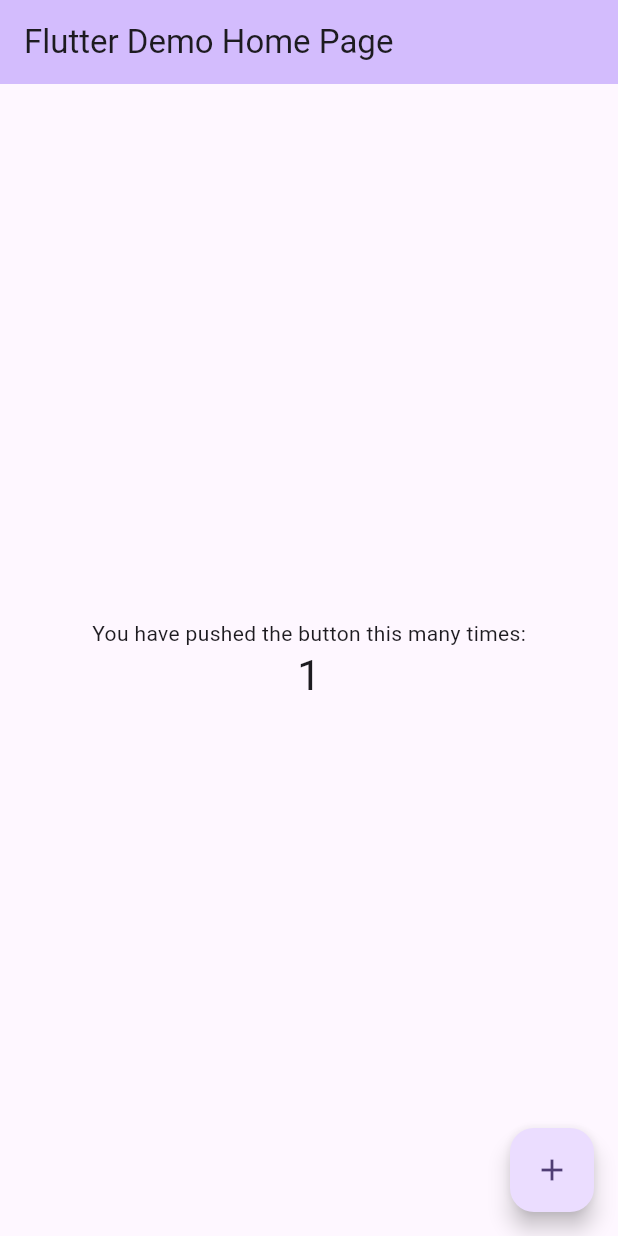
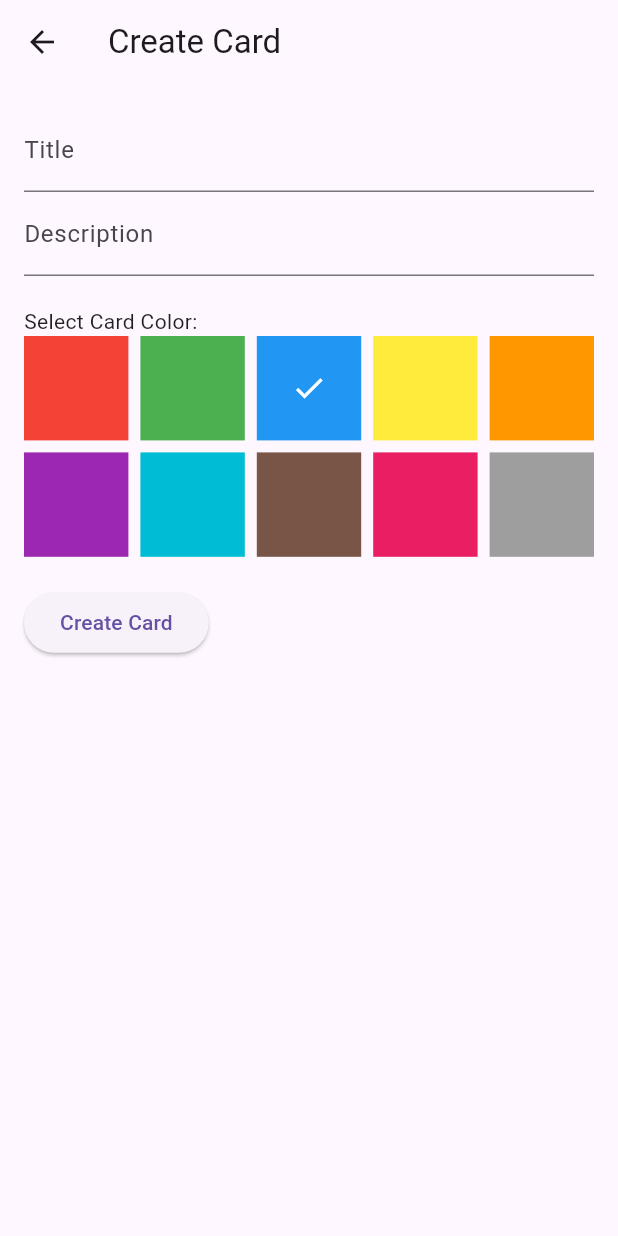
Before and after one commit to humbertowanderley/teste-tecnico-minitok, a Flutter app: the screen it shows after launch, after a tap on the "add" icon, on a phone screen of 412 x 824 dp. Run offline on Flutter 3.47's test engine with Material 3 defaults, Android fonts, the phone set to English and light mode, and no system bars; our stand-ins replace flutter_dotenv, parse_server_sdk_flutter; network calls fail.

Commit message:
App: Configure Flutter app for backend communication and database integration

```diff
--- /dev/null
+++ b/app/lib/app.dart
@@ -0,0 +1,22 @@
+import 'package:app/screens/home_screen.dart';
+import 'package:flutter/material.dart';
+
+class MyApp extends StatelessWidget {
+  @override
+  Widget build(BuildContext context) {
+    return MaterialApp(
+      title: 'Card Manager',
+      theme: ThemeData(
+        primarySwatch: Colors.blue,
+        visualDensity: VisualDensity.adaptivePlatformDensity,
+        textTheme: const TextTheme(
+          // Defines consistent text styling for body and title
+          bodyLarge: TextStyle(color: Colors.black87),
+          bodyMedium: TextStyle(color: Colors.black87),
+          titleLarge: TextStyle(color: Colors.black87),
+        ),
+      ),
+      home: HomeScreen(), // Main screen with card list
+    );
+  }
+}
--- /dev/null
+++ b/app/lib/configs/config.dart
@@ -0,0 +1,13 @@
+import 'package:flutter_dotenv/flutter_dotenv.dart';
+
+class EnvConfig {
+  // Carrega as variáveis de ambiente do arquivo .env
+  static Future<void> load() async {
+    await dotenv.load();  // Especifica o caminho para o arquivo .env na pasta env
+  }
+
+  // Acesso às variáveis de ambiente carregadas
+  static String? get parseAppId => dotenv.env['PARSE_APP_ID'];
+  static String? get parseServerUrl => dotenv.env['PARSE_SERVER_URL'];
+  static String? get parseClientKey => dotenv.env['PARSE_CLIENT_KEY'];
+}
--- a/app/lib/main.dart
+++ b/app/lib/main.dart
@@ -1,66 +1,23 @@
+import 'package:app/configs/config.dart';
 import 'package:flutter/material.dart';
+import 'package:flutter_dotenv/flutter_dotenv.dart';
+import 'package:parse_server_sdk_flutter/parse_server_sdk_flutter.dart';
+import 'app.dart';
 
-void main() {
-  runApp(const MyApp());
+void main() async {
+  WidgetsFlutterBinding.ensureInitialized();
+
+  // Load environment variables from .env file
+  await EnvConfig.load();
+
+  // Initialize Parse SDK with environment configuration
+  await Parse().initialize(
+    dotenv.env['PARSE_APP_ID'] ?? '',
+    dotenv.env['PARSE_SERVER_URL'] ?? '',
+    clientKey: dotenv.env['PARSE_CLIENT_KEY'],
+    debug: true,
+  );
+
+  // Start the application
+  runApp(MyApp());
 }
-
-class MyApp extends StatelessWidget {
-  const MyApp({super.key});
-
-  // This widget is the root of your application.
-  @override
-  Widget build(BuildContext context) {
-    return MaterialApp(
-      title: 'Flutter Demo',
-      theme: ThemeData(
-        colorScheme: ColorScheme.fromSeed(seedColor: Colors.deepPurple),
-      ),
-      home: const MyHomePage(title: 'Flutter Demo Home Page'),
-    );
-  }
-}
-
-class MyHomePage extends StatefulWidget {
-  const MyHomePage({super.key, required this.title});
-  final String title;
-
-  @override
-  State<MyHomePage> createState() => _MyHomePageState();
-}
-
-class _MyHomePageState extends State<MyHomePage> {
-  int _counter = 0;
-
-  void _incrementCounter() {
-    setState(() {
-      _counter++;
-    });
-  }
-
-  @override
-  Widget build(BuildContext context) {
-    return Scaffold(
-      appBar: AppBar(
-        backgroundColor: Theme.of(context).colorScheme.inversePrimary,
-        title: Text(widget.title),
-      ),
-      body: Center(
-        child: Column(
-          mainAxisAlignment: MainAxisAlignment.center,
-          children: <Widget>[
-            const Text('You have pushed the button this many times:'),
-            Text(
-              '$_counter',
-              style: Theme.of(context).textTheme.headlineMedium,
-            ),
-          ],
-        ),
-      ),
-      floatingActionButton: FloatingActionButton(
-        onPressed: _incrementCounter,
-        tooltip: 'Increment',
-        child: const Icon(Icons.add),
-      ),
-    );
-  }
-}
--- /dev/null
+++ b/app/lib/models/card_model.dart
@@ -0,0 +1,17 @@
+class CardModel {
+  final String id;
+  final String title;
+  final String description;
+  final int color;
+  final DateTime createdAt;
+  final DateTime updatedAt;
+
+  CardModel({
+    required this.id,
+    required this.title,
+    required this.description,
+    required this.color,
+    required this.createdAt,
+    required this.updatedAt,
+  });
+}
--- /dev/null
+++ b/app/lib/screens/form_screen.dart
@@ -0,0 +1,170 @@
+import 'package:flutter/material.dart';
+import '../models/card_model.dart';
+import '../services/card_service.dart';
+
+class FormScreen extends StatefulWidget {
+  final CardModel? existingCard;
+
+  const FormScreen({Key? key, this.existingCard}) : super(key: key);
+
+  @override
+  _FormScreenState createState() => _FormScreenState();
+}
+
+class _FormScreenState extends State<FormScreen> {
+  final _formKey = GlobalKey<FormState>();
+  late TextEditingController _titleController;
+  late TextEditingController _descriptionController;
+  late Color _selectedColor;
+  late DateTime _createdAt;
+  late DateTime _updatedAt;
+
+  @override
+  void initState() {
+    super.initState();
+    // Initialize values for an existing card if provided
+    if (widget.existingCard != null) {
+      _titleController = TextEditingController(text: widget.existingCard!.title);
+      _descriptionController = TextEditingController(text: widget.existingCard!.description);
+      _selectedColor = Color(widget.existingCard!.color);
+      _createdAt = widget.existingCard!.createdAt;
+      _updatedAt = widget.existingCard!.updatedAt;
+    } else {
+      _titleController = TextEditingController();
+      _descriptionController = TextEditingController();
+      _selectedColor = Colors.blue;
+      _createdAt = DateTime.now();
+      _updatedAt = DateTime.now();
+    }
+  }
+
+  @override
+  void dispose() {
+    _titleController.dispose();
+    _descriptionController.dispose();
+    super.dispose();
+  }
+
+  // Function to save the card, either creating a new one or updating an existing one
+  void _saveCard() async {
+    if (_formKey.currentState!.validate()) {
+      CardModel newCard = CardModel(
+        id: widget.existingCard?.id ?? '',
+        title: _titleController.text,
+        description: _descriptionController.text,
+        color: _selectedColor.value,
+        createdAt: _createdAt,
+        updatedAt: _updatedAt,
+      );
+
+      if (widget.existingCard == null) {
+        newCard = await CardService.createCard(newCard); // Create new card
+      } else {
+        await CardService.updateCard(newCard); // Update existing card
+      }
+
+      Navigator.pop(context, newCard); // Return saved card
+    }
+  }
+
+  @override
+  Widget build(BuildContext context) {
+    return Scaffold(
+      appBar: AppBar(
+        title: Text(widget.existingCard == null ? 'Create Card' : 'Edit Card'),
+      ),
+      body: Padding(
+        padding: const EdgeInsets.all(16.0),
+        child: Form(
+          key: _formKey,
+          child: Column(
+            crossAxisAlignment: CrossAxisAlignment.start,
+            children: <Widget>[
+              // Text field for the title
+              TextFormField(
+                controller: _titleController,
+                decoration: const InputDecoration(labelText: 'Title'),
+                validator: (value) => value == null || value.isEmpty ? 'Please enter a title' : null,
+              ),
+              // Text field for the description
+              TextFormField(
+                controller: _descriptionController,
+                decoration: const InputDecoration(labelText: 'Description'),
+                validator: (value) => value == null || value.isEmpty ? 'Please enter a description' : null,
+              ),
+              const SizedBox(height: 20),
+              const Text('Select Card Color:'),
+              // Color picker
+              ColorPicker(
+                selectedColor: _selectedColor,
+                onColorSelected: (color) => setState(() {
+                  _selectedColor = color;
+                }),
+              ),
+              const SizedBox(height: 20),
+              // Button to save or create the card
+              ElevatedButton(
+                onPressed: _saveCard,
+                child: Text(widget.existingCard == null ? 'Create Card' : 'Save Changes'),
+              ),
+            ],
+          ),
+        ),
+      ),
+    );
+  }
+}
+
+// Widget for color selection
+class ColorPicker extends StatelessWidget {
+  final Color selectedColor;
+  final Function(Color) onColorSelected;
+
+  const ColorPicker({
+    Key? key,
+    required this.selectedColor,
+    required this.onColorSelected,
+  }) : super(key: key);
+
+  @override
+  Widget build(BuildContext context) {
+    return GridView.builder(
+      shrinkWrap: true,
+      gridDelegate: const SliverGridDelegateWithFixedCrossAxisCount(
+        crossAxisCount: 5,
+        crossAxisSpacing: 8,
+        mainAxisSpacing: 8,
+      ),
+      itemCount: 10,
+      itemBuilder: (context, index) {
+        final color = _getColorByIndex(index);
+        return GestureDetector(
+          onTap: () => onColorSelected(color),
+          child: Container(
+            color: color,
+            child: selectedColor.value == color.value
+                ? const Icon(Icons.check, color: Colors.white) // Mark selected color
+                : null,
+          ),
+        );
+      },
+    );
+  }
+
+  // Return a color based on the index
+  Color _getColorByIndex(int index) {
+    switch (index) {
+      case 0: return Colors.red;
+      case 1: return Colors.green;
+      case 2: return Colors.blue;
+      case 3: return Colors.yellow;
+      case 4: return Colors.orange;
+      case 5: return Colors.purple;
+      case 6: return Colors.cyan;
+      case 7: return Colors.brown;
+      case 8: return Colors.pink;
+      case 9: return Colors.grey;
+      default: return Colors.white;
+    }
+  }
+}
--- /dev/null
+++ b/app/lib/screens/home_screen.dart
@@ -0,0 +1,177 @@
+import 'package:flutter/material.dart';
+import 'package:intl/intl.dart';
+import '../models/card_model.dart';
+import '../services/card_service.dart';
+import 'form_screen.dart';
+
+class HomeScreen extends StatefulWidget {
+  @override
+  _HomeScreenState createState() => _HomeScreenState();
+}
+
+class _HomeScreenState extends State<HomeScreen> {
+  final List<CardModel> _cards = [];
+
+  @override
+  void initState() {
+    super.initState();
+    _loadCards(); // Load cards from backend on widget initialization
+  }
+
+  // Fetch cards from the backend and update local list
+  Future<void> _loadCards() async {
+    final cards = await CardService.getCards();
+    setState(() {
+      _cards.clear();
+      _cards.addAll(cards);
+    });
+  }
+
+  // Delete a card both from backend and local list
+  Future<void> _deleteCard(CardModel card) async {
+    final success = await CardService.deleteCard(card.id);
+    if (success) {
+      setState(() {
+        _cards.remove(card);
+      });
+      ScaffoldMessenger.of(context).showSnackBar(
+        const SnackBar(content: Text('Card deleted successfully')),
+      );
+    } else {
+      ScaffoldMessenger.of(context).showSnackBar(
+        const SnackBar(content: Text('Failed to delete card')),
+      );
+    }
+  }
+
+  @override
+  Widget build(BuildContext context) {
+    return Scaffold(
+      backgroundColor: Colors.black, // App background color
+      appBar: AppBar(
+        title: const Text(
+          'Cards',
+          style: TextStyle(color: Colors.white), // Title color for dark background
+        ),
+        backgroundColor: Colors.black,
+        iconTheme: const IconThemeData(color: Colors.white),
+        actions: [
+          IconButton(
+            icon: const Icon(Icons.refresh),
+            onPressed: _loadCards, // Manual refresh button
+            tooltip: 'Refresh',
+          ),
+        ],
+      ),
+      body: RefreshIndicator(
+        onRefresh: _loadCards, // Pull-to-refresh functionality
+        child: ListView.builder(
+          itemCount: _cards.length,
+          itemBuilder: (context, index) {
+            final card = _cards[index];
+            final createdAtFormatted =
+                DateFormat('dd/MM/yyyy • HH:mm').format(card.createdAt);
+            final updatedAtFormatted =
+                DateFormat('dd/MM/yyyy • HH:mm').format(card.updatedAt);
+
+            return Card(
+              margin: const EdgeInsets.all(8),
+              color: Color(card.color), // Card background color from model
+              child: Padding(
+                padding: const EdgeInsets.symmetric(horizontal: 16, vertical: 12),
+                child: Column(
+                  crossAxisAlignment: CrossAxisAlignment.start,
+                  children: [
+                    ListTile(
+                      contentPadding: EdgeInsets.zero,
+                      title: Text(
+                        card.title,
+                        style: const TextStyle(
+                          fontWeight: FontWeight.bold,
+                          color: Colors.black, // Text color for contrast
+                        ),
+                      ),
+                      subtitle: Text(
+                        card.description,
+                        style: const TextStyle(color: Colors.black87),
+                      ),
+                      trailing: Row(
+                        mainAxisSize: MainAxisSize.min,
+                        children: [
+                          // Edit button
+                          IconButton(
+                            icon: const Icon(Icons.edit, color: Colors.black87),
+                            onPressed: () async {
+                              final updatedCard = await Navigator.push(
+                                context,
+                                MaterialPageRoute(
+                                  builder: (_) => FormScreen(existingCard: card),
+                                ),
+                              );
+                              if (updatedCard != null) {
+                                setState(() {
+                                  _cards[index] = updatedCard;
+                                });
+                              }
+                            },
+                          ),
+                          // Delete button
+                          IconButton(
+                            icon: const Icon(Icons.delete_rounded, color: Colors.black87),
+                            onPressed: () => _deleteCard(card),
+                            iconSize: 28,
+                            padding: const EdgeInsets.all(6),
+                            constraints: const BoxConstraints(),
+                            tooltip: 'Delete card',
+                          ),
+                        ],
+                      ),
+                    ),
+                    const SizedBox(height: 8),
+                    // Metadata: creation and update timestamps
+                    Row(
+                      mainAxisAlignment: MainAxisAlignment.spaceBetween,
+                      children: [
+                        Text(
+                          'Created: $createdAtFormatted',
+                          style: const TextStyle(
+                            fontSize: 12,
+                            color: Colors.black54,
+                          ),
+                        ),
+                        Text(
+                          'Updated: $updatedAtFormatted',
+                          style: const TextStyle(
+                            fontSize: 12,
+                            color: Colors.black54,
+                          ),
+                        ),
+                      ],
+                    ),
+                  ],
+                ),
+              ),
+            );
+          },
+        ),
+      ),
+      floatingActionButton: FloatingActionButton(
+        onPressed: () async {
+          final newCard = await Navigator.push(
+            context,
+            MaterialPageRoute(builder: (_) => const FormScreen()),
+          );
+          if (newCard != null) {
+            setState(() {
+              _cards.add(newCard); // Add new card to list on return
+            });
+          }
+        },
+        child: const Icon(Icons.add),
+        backgroundColor: Colors.blueAccent,
+        elevation: 5.0,
+        tooltip: 'Add card',
+      ),
+    );
+  }
+}
--- /dev/null
+++ b/app/lib/services/card_service.dart
@@ -0,0 +1,86 @@
+import 'package:parse_server_sdk_flutter/parse_server_sdk_flutter.dart';
+import '../models/card_model.dart';
+
+class CardService {
+  // Fetch all cards, ordered by creation date (most recent first)
+  static Future<List<CardModel>> getCards() async {
+    final query = QueryBuilder(ParseObject('Card'))..orderByDescending('createdAt');
+    final response = await query.query();
+
+    if (response.success && response.results != null) {
+      return response.results!.map((e) {
+        final obj = e as ParseObject;
+        return CardModel(
+          id: obj.objectId!,
+          title: obj.get<String>('title') ?? '',
+          description: obj.get<String>('description') ?? '',
+          color: obj.get<int>('color') ?? 0xFF000000,
+          createdAt: obj.get<DateTime>('createdAt')!,
+          updatedAt: obj.get<DateTime>('updatedAt')!,
+        );
+      }).toList();
+    } else {
+      return [];
+    }
+  }
+
+  // Create a new card on the Parse server
+  static Future<CardModel> createCard(CardModel card) async {
+    final obj = ParseObject('Card')
+      ..set<String>('title', card.title)
+      ..set<String>('description', card.description)
+      ..set<int>('color', card.color)
+      ..set<DateTime>('createdAt', card.createdAt)
+      ..set<DateTime>('updatedAt', card.updatedAt);
+
+    final response = await obj.save();
+
+    if (response.success && response.result != null) {
+      return CardModel(
+        id: response.result?.objectId,
+        title: card.title,
+        description: card.description,
+        color: card.color,
+        createdAt: card.createdAt,
+        updatedAt: DateTime.now(),
+      );
+    } else {
+      throw Exception('Failed to create card: ${response.error!.message}');
+    }
+  }
+
+  // Update an existing card on the Parse server
+  static Future<void> updateCard(CardModel card) async {
+    if (card.id.isEmpty) {
+      print('Error: Card has no objectId. Cannot update.');
+      return;
+    }
+
+    final obj = ParseObject('Card')..objectId = card.id;
+    obj.set<String>('title', card.title);
+    obj.set<String>('description', card.description);
+    obj.set<int>('color', card.color);
+    obj.set<DateTime>('updatedAt', card.updatedAt);
+
+    final response = await obj.save();
+
+    if (response.success) {
+      print('Card updated successfully.');
+    } else {
+      print('Failed to update card: ${response.error!.message}');
+    }
+  }
+
+  // Delete a card by ID
+  static Future<bool> deleteCard(String id) async {
+    final obj = ParseObject('Card')..objectId = id;
+    final response = await obj.delete();
+
+    if (response.success) {
+      return true;
+    } else {
+      print('Failed to delete card: ${response.error?.message}');
+      return false;
+    }
+  }
+}
--- /dev/null
+++ b/app/lib/widgets/card_item.dart
@@ -0,0 +1,87 @@
+import 'package:flutter/material.dart';
+import 'package:intl/intl.dart';
+import '../models/card_model.dart';
+
+class CardItem extends StatelessWidget {
+  final CardModel card;
+  final void Function(String) onDelete;
+  final void Function(CardModel) onEdit;
+
+  const CardItem({
+    super.key,
+    required this.card,
+    required this.onDelete,
+    required this.onEdit,
+  });
+
+  @override
+  Widget build(BuildContext context) {
+    final formattedDate = DateFormat('dd/MM/yyyy • HH:mm').format(card.updatedAt);
+    final color = Color(card.color);
+
+    return Container(
+      margin: const EdgeInsets.symmetric(horizontal: 16, vertical: 8),
+      child: AnimatedContainer(
+        duration: const Duration(milliseconds: 300),
+        decoration: BoxDecoration(
+          color: color.withAlpha((color.alpha * 0.85).toInt()), // Updated from deprecated withOpacity
+          borderRadius: BorderRadius.circular(16),
+          boxShadow: [
+            BoxShadow(color: color.withAlpha((color.alpha * 0.5).toInt()), blurRadius: 6)
+          ],
+        ),
+        padding: const EdgeInsets.all(16),
+        child: Column(
+          crossAxisAlignment: CrossAxisAlignment.start,
+          children: [
+            Row(
+              mainAxisAlignment: MainAxisAlignment.spaceBetween,
+              children: [
+                // Title of the card
+                Expanded(
+                  child: Text(
+                    card.title,
+                    style: const TextStyle(
+                      fontSize: 20,
+                      fontWeight: FontWeight.bold,
+                      color: Colors.white,
+                    ),
+                  ),
+                ),
+                Row(
+                  children: [
+                    // Edit button
+                    IconButton(
+                      icon: const Icon(Icons.edit, color: Colors.white),
+                      onPressed: () => onEdit(card),
+                    ),
+                    // Delete button
+                    IconButton(
+                      icon: const Icon(Icons.delete, color: Colors.white),
+                      onPressed: () => onDelete(card.id),
+                    ),
+                  ],
+                ),
+              ],
+            ),
+            const SizedBox(height: 8),
+            // Description of the card
+            Text(
+              card.description,
+              style: const TextStyle(color: Colors.white70),
+            ),
+            const SizedBox(height: 12),
+            // Display the formatted date
+            Align(
+              alignment: Alignment.bottomRight,
+              child: Text(
+                formattedDate,
+                style: const TextStyle(color: Colors.white54, fontSize: 12),
+              ),
+            ),
+          ],
+        ),
+      ),
+    );
+  }
+}
```
Also changed, not shown: app/pubspec.yaml (+10 -68 lines), app/pubspec.lock, 6 other files.
